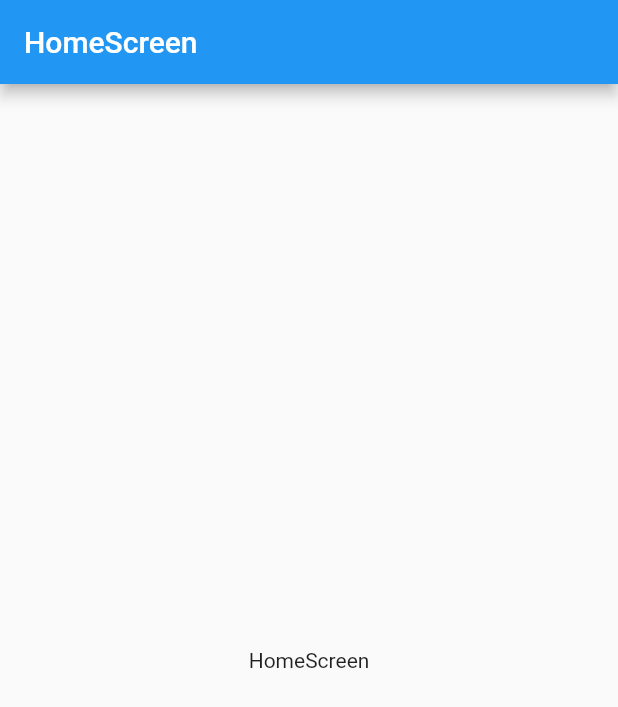
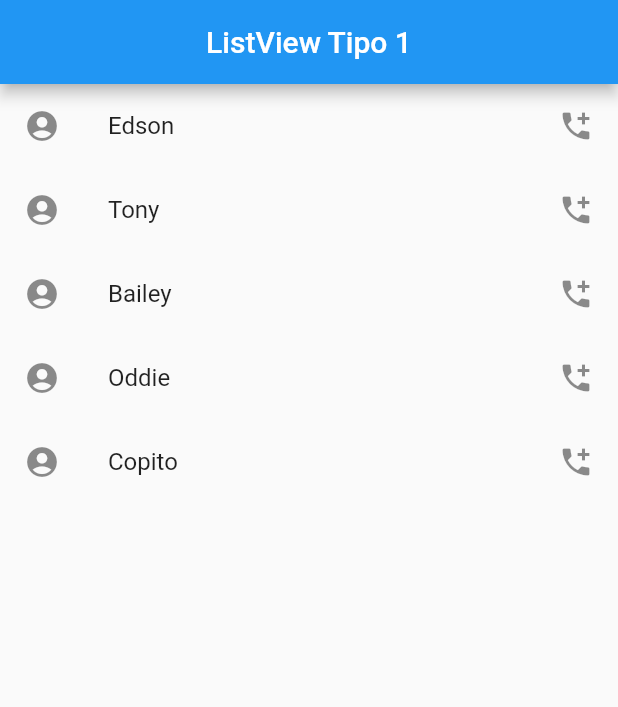
Before and after one commit to edson-mr/flutter-componentes, a Flutter app: the screen it shows after launch, on a phone screen of 412 x 824 dp. Shown: the top 707 px of the screen. Run offline on Flutter 3.47's test engine with Material 2 defaults, Android fonts, the light colour scheme and no system bars.

Commit message:
creando el listview 1

```diff
--- /dev/null
+++ b/lib/listview1_screen.dart
@@ -0,0 +1,28 @@
+import 'package:flutter/material.dart';
+
+class Listview1Screen extends StatelessWidget {
+  const Listview1Screen({super.key});
+
+  @override
+  Widget build(BuildContext context) {
+    List<String> names = ['Edson', 'Tony', 'Bailey', 'Oddie', 'Copito'];
+
+    return Scaffold(
+      appBar: AppBar(
+        title: const Text('ListView Tipo 1'),
+        centerTitle: true,
+      ),
+      body: ListView(
+        children: [
+          ...names
+              .map((e) => ListTile(
+                    leading: const Icon(Icons.account_circle),
+                    title: Text(e),
+                    trailing: const Icon(Icons.add_ic_call),
+                  ))
+              .toList()
+        ],
+      ),
+    );
+  }
+}
--- a/lib/screens/home_screen.dart
+++ b/lib/screens/home_screen.dart
@@ -1,3 +1,4 @@
+import 'package:aprendiendo/listview1_screen.dart';
 import 'package:flutter/material.dart';
 
 class HomeScreen extends StatelessWidget {
@@ -5,13 +6,6 @@ class HomeScreen extends StatelessWidget {
 
   @override
   Widget build(BuildContext context) {
-    return Scaffold(
-      appBar: AppBar(
-        title: const Text('HomeScreen'),
-      ),
-      body: const Center(
-        child: Text('HomeScreen'),
-      ),
-    );
+    return const Listview1Screen();
   }
 }
```
